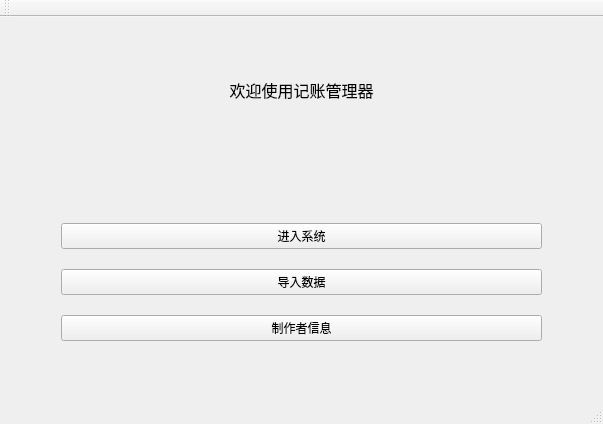
First picture: the form in APDFinal/APDFinal.ui, repository vernonwu/CPP_Project_Semester_3, before the edit.
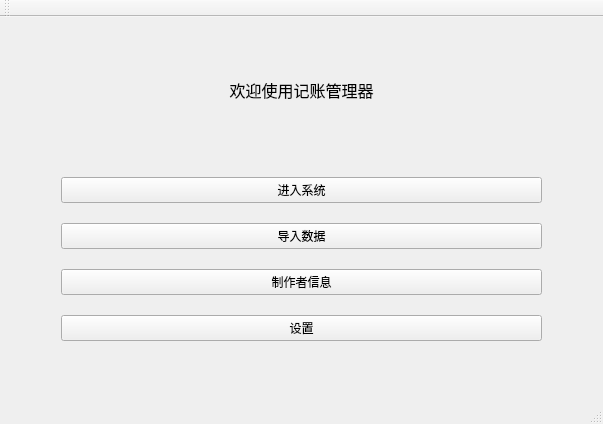
Second picture: the form after the edit.

Commit message: Final Update with new settings page and optimized theme.

Patch:
```diff
--- a/APDFinal/APDFinal.ui
+++ b/APDFinal/APDFinal.ui
@@ -82,6 +82,13 @@
         </property>
        </widget>
       </item>
+      <item>
+       <widget class="QPushButton" name="pushButton_4">
+        <property name="text">
+         <string>设置</string>
+        </property>
+       </widget>
+      </item>
      </layout>
     </item>
    </layout>
```
The commit also changes 54 other files.
